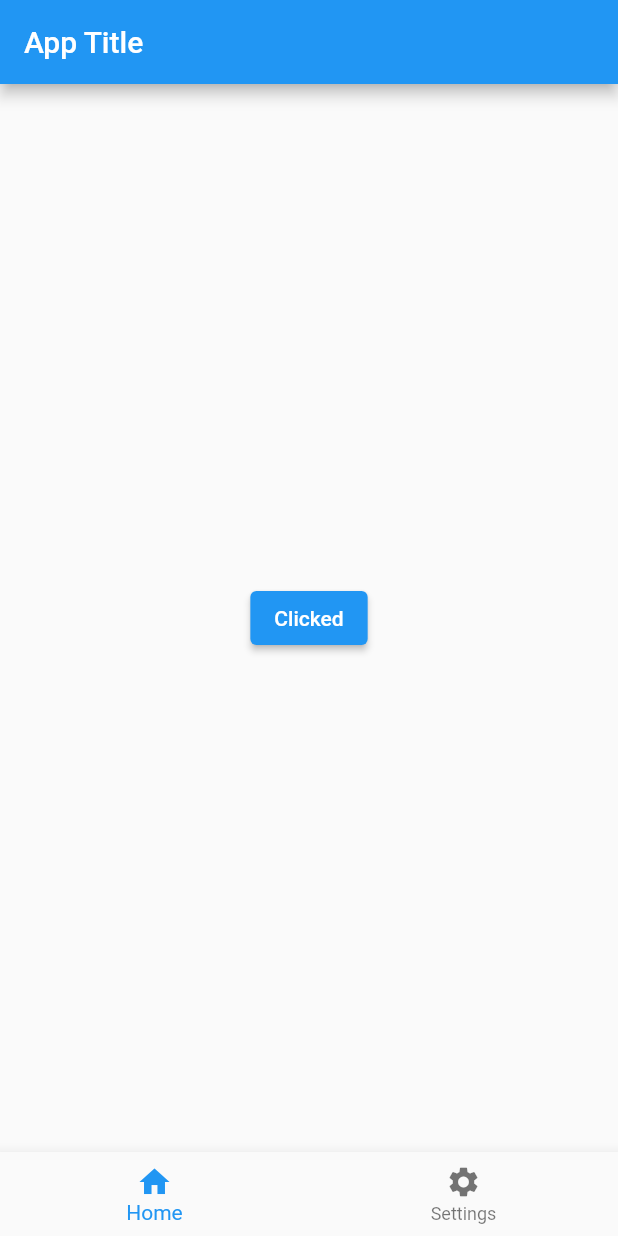
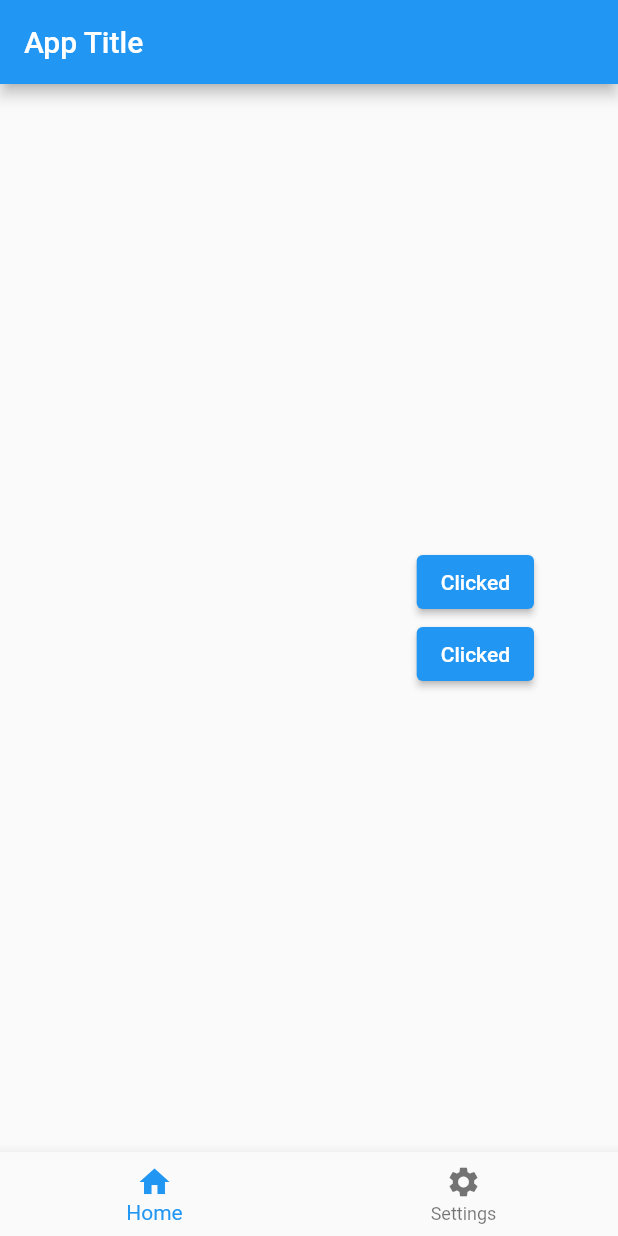
Before and after one commit to PlynioH/EstudoFlutter, a Flutter app: the screen it shows after launch, after a tap on "click", on a phone screen of 412 x 824 dp. Run offline on Flutter 3.47's test engine with Material 2 defaults, Android fonts, the phone set to English and light mode, and no system bars.

Commit message:
Novos aprendizados de widgets

```diff
--- a/lib/main.dart
+++ b/lib/main.dart
@@ -20,6 +20,7 @@ class MyApp extends StatefulWidget {
 class _MyAppState extends State<MyApp> {
   //Declaração de Variavel
   String buttonName = 'click';
+  int currentIndex = 0;
 
   @override
   Widget build(BuildContext context) {
@@ -36,8 +37,16 @@ class _MyAppState extends State<MyApp> {
 
         //Insere valores
         body: Center(
+          //Cria o tamanho do fundo para preencher de widget
+          child: SizedBox(
+            width: 300,
+            child: Column(
+              //Alinha os botões, dados...
+              mainAxisAlignment: MainAxisAlignment.center,
+              crossAxisAlignment: CrossAxisAlignment.end,
+              children: [
                 //Botão de interação
-          child: ElevatedButton(
+                ElevatedButton(
                   onPressed: () {
                     //Pode realizar uma mudança de estado
                     setState(() {
@@ -45,6 +54,16 @@ class _MyAppState extends State<MyApp> {
                     });
                   },
                   child: Text(buttonName),
+                ),
+                ElevatedButton(
+                    onPressed: () {
+                      setState(() {
+                        buttonName = 'Clicked2';
+                      });
+                    },
+                    child: Text(buttonName))
+              ],
+            ),
           ),
         ),
 
@@ -63,6 +82,13 @@ class _MyAppState extends State<MyApp> {
               icon: Icon(Icons.settings),
             ),
           ],
+          //Muda as abas quando clicadas a partir de seu index
+          currentIndex: currentIndex,
+          onTap: (int index) {
+            setState(() {
+              currentIndex = index;
+            });
+          },
         ),
       ),
     );
```
Lines whose indentation alone changed are shown as unchanged.
